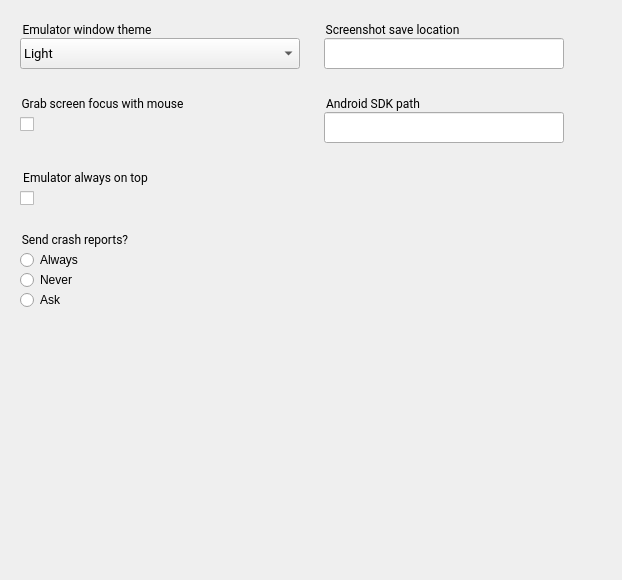
Old version of the form android/skin/qt/extended-pages/settings-page.ui in the repository aosp-mirror/platform_external_qemu.
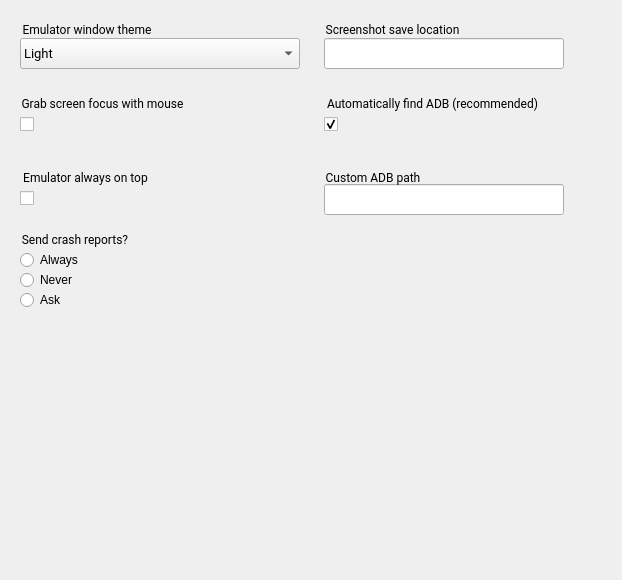
New version of the form. Icons and pictures are not drawn.

Commit message:
[ui] Change "SDK Location" to "Backup ADB".
The SDK location setting is only used to find ADB, and setting it
improperly can break some emulator functionality (screenshot, APK
install, file copy).

Split this setting into two:
1. "Auto-detect ADB" - the emulator will find ADB on it's own.
2. "Custom ADB Path" - if the above is off, let the user direct the
emulator to an ADB executable (needed for those who use the emulator
as a standalone and only download the tools/).

Also, warn the user if we can't auto-find ADB.

The edit to the form file:
```diff
--- a/android/skin/qt/extended-pages/settings-page.ui
+++ b/android/skin/qt/extended-pages/settings-page.ui
@@ -114,7 +114,7 @@
    <property name="geometry">
     <rect>
      <x>324</x>
-     <y>112</y>
+     <y>184</y>
      <width>240</width>
      <height>31</height>
     </rect>
@@ -208,7 +208,7 @@
    <property name="geometry">
     <rect>
      <x>324</x>
-     <y>94</y>
+     <y>168</y>
      <width>211</width>
      <height>21</height>
     </rect>
@@ -222,7 +222,7 @@
     <string notr="true">border: 0px;</string>
    </property>
    <property name="title">
-    <string>Android SDK path</string>
+    <string>Custom ADB path</string>
    </property>
    <property name="ColorGroup" stdset="0">
     <string>Title</string>
@@ -250,6 +250,28 @@
     <string>Toggle</string>
    </property>
   </widget>
+  <widget class="QCheckBox" name="set_autoFindAdb">
+   <property name="geometry">
+    <rect>
+     <x>324</x>
+     <y>112</y>
+     <width>211</width>
+     <height>24</height>
+    </rect>
+   </property>
+   <property name="iconSize">
+    <size>
+     <width>24</width>
+     <height>24</height>
+    </size>
+   </property>
+   <property name="checked">
+    <bool>true</bool>
+   </property>
+   <property name="ColorGroup" stdset="0">
+    <string>Toggle</string>
+   </property>
+  </widget>
   <widget class="QGroupBox" name="set_onTopTitle">
    <property name="geometry">
     <rect>
@@ -331,7 +353,7 @@
    <property name="geometry">
     <rect>
      <x>572</x>
-     <y>112</y>
+     <y>186</y>
      <width>32</width>
      <height>32</height>
     </rect>
@@ -380,6 +402,30 @@
     <string>Title</string>
    </property>
   </widget>
+  <widget class="QGroupBox" name="autoFindAdbTitle">
+   <property name="geometry">
+    <rect>
+     <x>324</x>
+     <y>94</y>
+     <width>251</width>
+     <height>21</height>
+    </rect>
+   </property>
+   <property name="font">
+    <font>
+     <family>Roboto</family>
+    </font>
+   </property>
+   <property name="styleSheet">
+    <string notr="true">border: 0px;</string>
+   </property>
+   <property name="title">
+    <string>Automatically find ADB (recommended)</string>
+   </property>
+   <property name="ColorGroup" stdset="0">
+    <string>Title</string>
+   </property>
+  </widget>
  </widget>
  <resources>
   <include location="../resources.qrc"/>
```
Left out of the diff: 8 changed lines with no effect on the pictures. Lines whose indentation alone changed are shown as unchanged. The commit also changes 5 other files.
